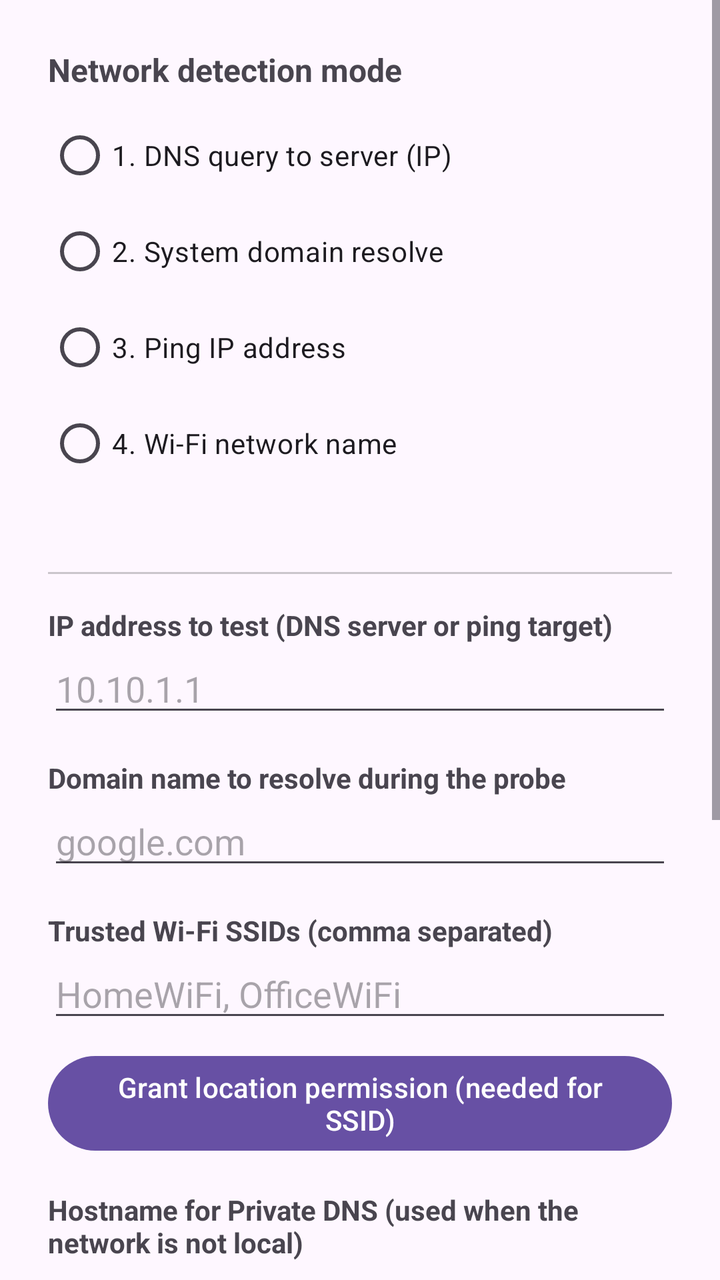
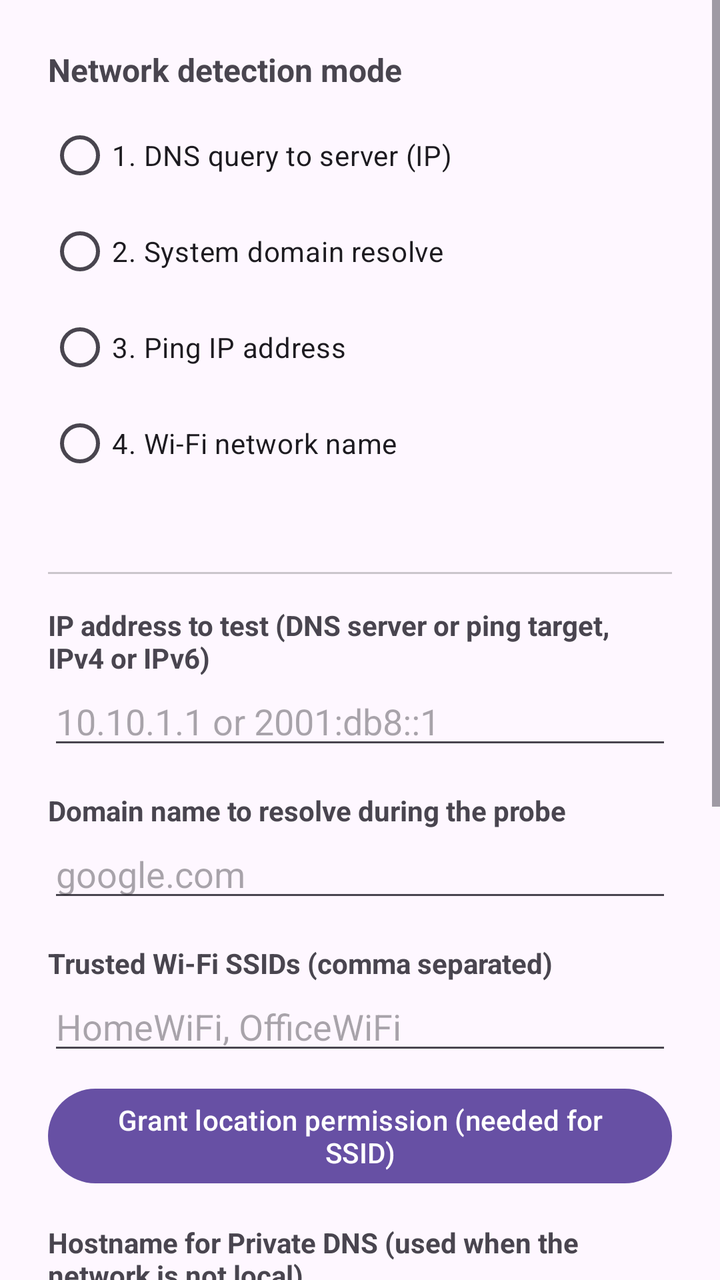

Before-and-after screenshots of an Android layout around one commit, followed by the original layout XML and the change that was made.
<!-- AndroidManifest.xml: application theme Theme.Material3.DayNight -->
<!-- res/layout/activity_main.xml -->
<?xml version="1.0" encoding="utf-8"?>
<ScrollView xmlns:android="http://schemas.android.com/apk/res/android"
    android:layout_width="match_parent"
    android:layout_height="match_parent">

    <LinearLayout
        android:layout_width="match_parent"
        android:layout_height="wrap_content"
        android:orientation="vertical"
        android:padding="24dp">

        <TextView
            android:layout_width="wrap_content"
            android:layout_height="wrap_content"
            android:text="Network detection mode"
            android:textStyle="bold"
            android:textSize="16sp" />

        <RadioGroup
            android:id="@+id/modeRadioGroup"
            android:layout_width="match_parent"
            android:layout_height="wrap_content"
            android:orientation="vertical"
            android:layout_marginTop="8dp">

            <RadioButton
                android:id="@+id/radioDnsProbe"
                android:layout_width="match_parent"
                android:layout_height="wrap_content"
                android:text="1. DNS query to server (IP)" />

            <RadioButton
                android:id="@+id/radioSystemResolve"
                android:layout_width="match_parent"
                android:layout_height="wrap_content"
                android:text="2. System domain resolve" />

            <RadioButton
                android:id="@+id/radioPing"
                android:layout_width="match_parent"
                android:layout_height="wrap_content"
                android:text="3. Ping IP address" />

            <RadioButton
                android:id="@+id/radioWifiSsid"
                android:layout_width="match_parent"
                android:layout_height="wrap_content"
                android:text="4. Wi-Fi network name" />

        </RadioGroup>

        <TextView
            android:id="@+id/modeExplanationText"
            android:layout_width="match_parent"
            android:layout_height="wrap_content"
            android:layout_marginTop="8dp"
            android:textSize="12sp"
            android:textStyle="italic" />

        <View
            android:layout_width="match_parent"
            android:layout_height="1dp"
            android:background="#33000000"
            android:layout_marginTop="16dp" />

        <LinearLayout
            android:id="@+id/sectionIp"
            android:layout_width="match_parent"
            android:layout_height="wrap_content"
            android:orientation="vertical">

            <TextView
                android:layout_width="wrap_content"
                android:layout_height="wrap_content"
                android:text="IP address to test (DNS server or ping target)"
                android:textStyle="bold"
                android:layout_marginTop="16dp" />

            <EditText
                android:id="@+id/ipInput"
                android:layout_width="match_parent"
                android:layout_height="wrap_content"
                android:hint="10.10.1.1"
                android:inputType="text" />
        </LinearLayout>

        <LinearLayout
            android:id="@+id/sectionDomain"
            android:layout_width="match_parent"
            android:layout_height="wrap_content"
            android:orientation="vertical">

            <TextView
                android:layout_width="wrap_content"
                android:layout_height="wrap_content"
                android:text="Domain name to resolve during the probe"
                android:textStyle="bold"
                android:layout_marginTop="16dp" />

            <EditText
                android:id="@+id/domainInput"
                android:layout_width="match_parent"
                android:layout_height="wrap_content"
                android:hint="google.com"
                android:inputType="textUri" />
        </LinearLayout>

        <LinearLayout
            android:id="@+id/sectionSsid"
            android:layout_width="match_parent"
            android:layout_height="wrap_content"
            android:orientation="vertical">

            <TextView
                android:layout_width="wrap_content"
                android:layout_height="wrap_content"
                android:text="Trusted Wi-Fi SSIDs (comma separated)"
                android:textStyle="bold"
                android:layout_marginTop="16dp" />

            <EditText
                android:id="@+id/ssidInput"
                android:layout_width="match_parent"
                android:layout_height="wrap_content"
                android:hint="HomeWiFi, OfficeWiFi"
                android:inputType="text" />

            <Button
                android:id="@+id/locationPermissionButton"
                android:layout_width="match_parent"
                android:layout_height="wrap_content"
                android:text="Grant location permission (needed for SSID)"
                android:layout_marginTop="8dp" />
        </LinearLayout>

        <TextView
            android:layout_width="wrap_content"
            android:layout_height="wrap_content"
            android:text="Hostname for Private DNS (used when the network is not local)"
            android:textStyle="bold"
            android:layout_marginTop="16dp" />

        <EditText
            android:id="@+id/hostInput"
            android:layout_width="match_parent"
            android:layout_height="wrap_content"
            android:hint="dns.example.com"
            android:inputType="textUri" />

        <TextView
            android:layout_width="wrap_content"
            android:layout_height="wrap_content"
            android:text="Delay before probing, in seconds"
            android:textStyle="bold"
            android:layout_marginTop="16dp" />

        <EditText
            android:id="@+id/delayInput"
            android:layout_width="match_parent"
            android:layout_height="wrap_content"
            android:hint="2"
            android:inputType="number" />

        <Button
            android:id="@+id/saveButton"
            android:layout_width="wrap_content"
            android:layout_height="wrap_content"
            android:text="Save"
            android:layout_marginTop="16dp" />

        <Button
            android:id="@+id/toggleButton"
            android:layout_width="match_parent"
            android:layout_height="wrap_content"
            android:text="Start monitoring"
            android:layout_marginTop="16dp" />

        <Button
            android:id="@+id/permissionButton"
            android:layout_width="match_parent"
            android:layout_height="wrap_content"
            android:text="Permission instructions"
            android:layout_marginTop="8dp" />

        <TextView
            android:id="@+id/statusText"
            android:layout_width="match_parent"
            android:layout_height="wrap_content"
            android:layout_marginTop="24dp"
            android:text="Status: stopped" />

    </LinearLayout>
</ScrollView>
<!-- resources referenced by this layout -->
<resources>

</resources>

<!-- the commit's change to res/layout/activity_main.xml (unified diff, before → after) -->
@@ -72,7 +72,7 @@
             <TextView
                 android:layout_width="wrap_content"
                 android:layout_height="wrap_content"
-                android:text="IP address to test (DNS server or ping target)"
+                android:text="IP address to test (DNS server or ping target, IPv4 or IPv6)"
                 android:textStyle="bold"
                 android:layout_marginTop="16dp" />
 
@@ -80,7 +80,7 @@
                 android:id="@+id/ipInput"
                 android:layout_width="match_parent"
                 android:layout_height="wrap_content"
-                android:hint="10.10.1.1"
+                android:hint="10.10.1.1 or 2001:db8::1"
                 android:inputType="text" />
         </LinearLayout>
 
